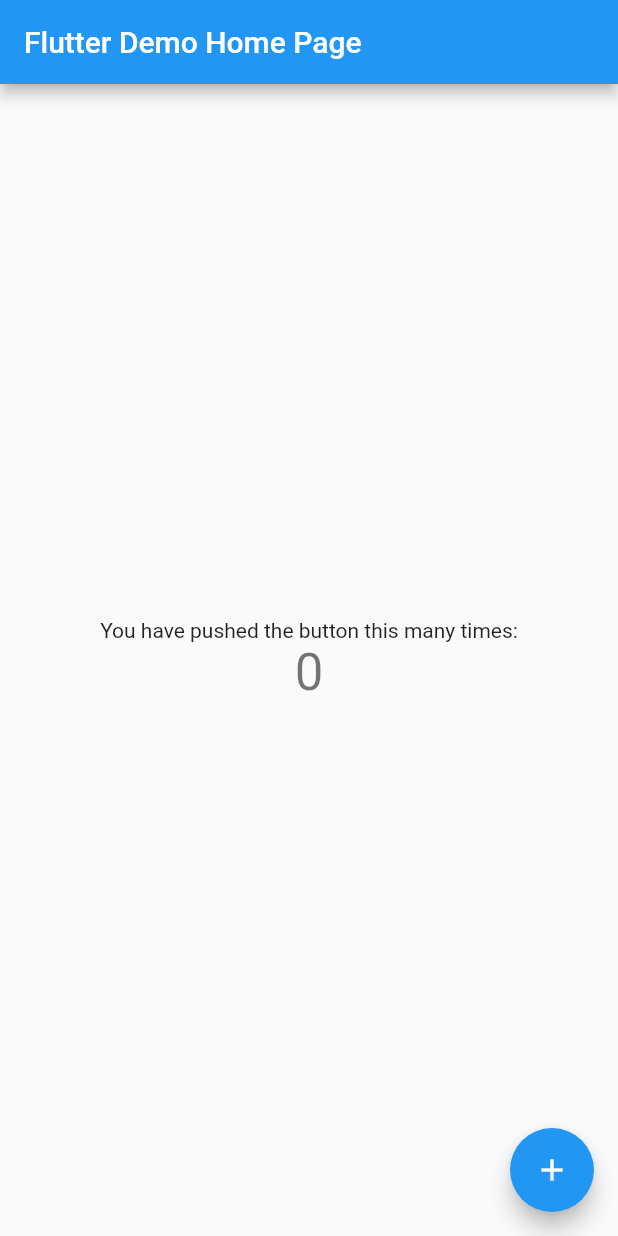
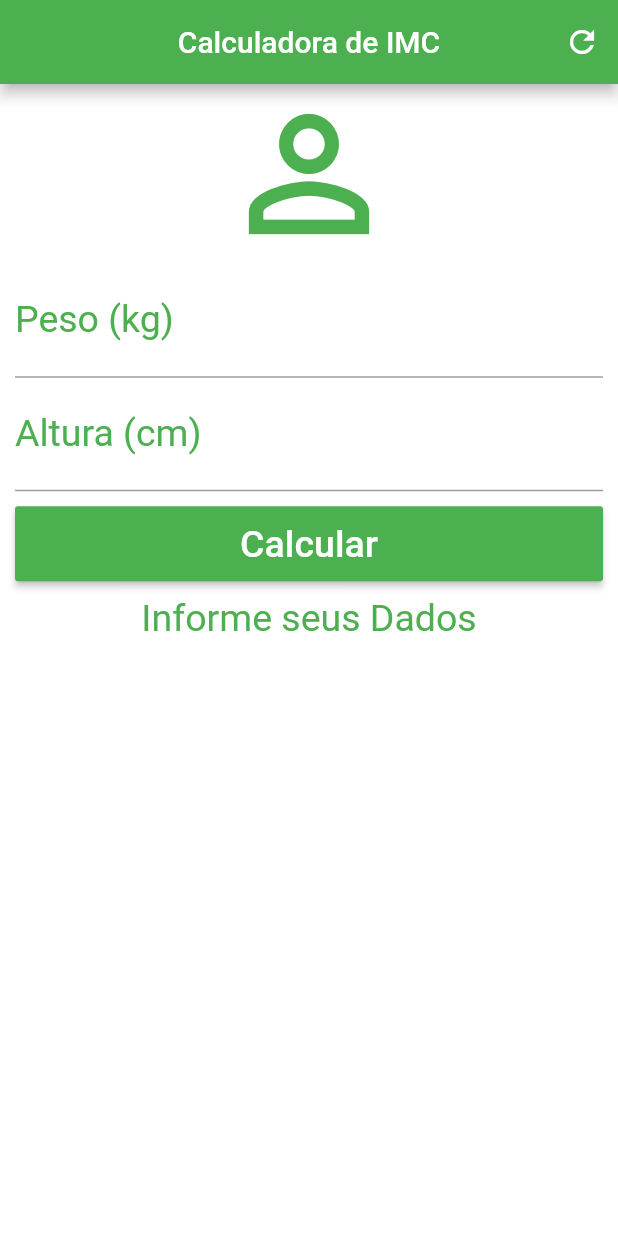
Before and after one commit to ravi2612/calculadora_IMC, a Flutter app: the screen it shows after launch, on a phone screen of 412 x 824 dp. Run offline on Flutter 3.47's test engine with Material 2 defaults, Android fonts, the phone set to English and light mode, and no system bars.

```diff
--- a/lib/main.dart
+++ b/lib/main.dart
@@ -1,117 +1,138 @@
+import 'package:flutter/cupertino.dart';
 import 'package:flutter/material.dart';
+import 'package:flutter/services.dart';
 
 void main() {
-  runApp(MyApp());
+  runApp(MaterialApp(
+    home: Home(),
+  ));
 }
 
-class MyApp extends StatelessWidget {
-  // This widget is the root of your application.
+class Home extends StatefulWidget {
   @override
-  Widget build(BuildContext context) {
-    return MaterialApp(
-      title: 'Flutter Demo',
-      theme: ThemeData(
-        // This is the theme of your application.
-        //
-        // Try running your application with "flutter run". You'll see the
-        // application has a blue toolbar. Then, without quitting the app, try
-        // changing the primarySwatch below to Colors.green and then invoke
-        // "hot reload" (press "r" in the console where you ran "flutter run",
-        // or simply save your changes to "hot reload" in a Flutter IDE).
-        // Notice that the counter didn't reset back to zero; the application
-        // is not restarted.
-        primarySwatch: Colors.blue,
-        // This makes the visual density adapt to the platform that you run
-        // the app on. For desktop platforms, the controls will be smaller and
-        // closer together (more dense) than on mobile platforms.
-        visualDensity: VisualDensity.adaptivePlatformDensity,
-      ),
-      home: MyHomePage(title: 'Flutter Demo Home Page'),
-    );
+  _HomeState createState() => _HomeState();
+}
+class _HomeState extends State<Home> {
+
+  TextEditingController weightController = TextEditingController();
+  TextEditingController heightController = TextEditingController();
+
+  GlobalKey<FormState> _formKey = GlobalKey<FormState>();
+
+  String _infoText = 'Informe seus Dados';
+
+  void _resetFields(){
+    weightController.text = '';
+    heightController.text = '';
+    setState(() {
+      _infoText = 'Informe seus Dados !';
+      _formKey = GlobalKey<FormState>();
+    });
   }
-}
 
-class MyHomePage extends StatefulWidget {
-  MyHomePage({Key key, this.title}) : super(key: key);
+  void _calculate(){
+    setState(() {
+      double weight = double.parse(weightController.text);
+    double height = double.parse(heightController.text) / 100;
+    double imc = weight / (height * height);
+    if( imc < 18.6){
+      _infoText = 'Abaixo do Peso (${imc.toStringAsPrecision(3)})';
+    }else if(imc >= 18.6 && imc < 24.9){
+      _infoText = 'Peso Ideal (${imc.toStringAsPrecision(3)})';
+    }else if (imc >= 24.9 && imc < 24.9){
+      _infoText = 'Levemente Acima do Peso (${imc.toStringAsPrecision(3)})';
+    }else if(imc >= 29.9 && imc < 34.9){
+      _infoText = 'Obesidade Grau I (${imc.toStringAsPrecision(3)})';
+    }else if(imc >= 34.9 && imc < 39.9){
+      _infoText = 'Obesidade Grau II (${imc.toStringAsPrecision(3)})';
+    }else if(imc >= 40){
+      _infoText = 'Obesidade Grau III (${imc.toStringAsPrecision(3)})';
+    }
+  });
 
-  // This widget is the home page of your application. It is stateful, meaning
-  // that it has a State object (defined below) that contains fields that affect
-  // how it looks.
-
-  // This class is the configuration for the state. It holds the values (in this
-  // case the title) provided by the parent (in this case the App widget) and
-  // used by the build method of the State. Fields in a Widget subclass are
-  // always marked "final".
-
-  final String title;
-
-  @override
-  _MyHomePageState createState() => _MyHomePageState();
-}
-
-class _MyHomePageState extends State<MyHomePage> {
-  int _counter = 0;
-
-  void _incrementCounter() {
-    setState(() {
-      // This call to setState tells the Flutter framework that something has
-      // changed in this State, which causes it to rerun the build method below
-      // so that the display can reflect the updated values. If we changed
-      // _counter without calling setState(), then the build method would not be
-      // called again, and so nothing would appear to happen.
-      _counter++;
-    });
   }
 
   @override
   Widget build(BuildContext context) {
-    // This method is rerun every time setState is called, for instance as done
-    // by the _incrementCounter method above.
-    //
-    // The Flutter framework has been optimized to make rerunning build methods
-    // fast, so that you can just rebuild anything that needs updating rather
-    // than having to individually change instances of widgets.
+
     return Scaffold(
       appBar: AppBar(
-        // Here we take the value from the MyHomePage object that was created by
-        // the App.build method, and use it to set our appbar title.
-        title: Text(widget.title),
+        title: Text('Calculadora de IMC'),
+        centerTitle: true,
+        backgroundColor: Colors.green,
+        actions: [
+          IconButton(
+            icon: Icon(Icons.refresh),
+            onPressed: _resetFields,
+          ),
+        ],
       ),
-      body: Center(
-        // Center is a layout widget. It takes a single child and positions it
-        // in the middle of the parent.
-        child: Column(
-          // Column is also a layout widget. It takes a list of children and
-          // arranges them vertically. By default, it sizes itself to fit its
-          // children horizontally, and tries to be as tall as its parent.
-          //
-          // Invoke "debug painting" (press "p" in the console, choose the
-          // "Toggle Debug Paint" action from the Flutter Inspector in Android
-          // Studio, or the "Toggle Debug Paint" command in Visual Studio Code)
-          // to see the wireframe for each widget.
-          //
-          // Column has various properties to control how it sizes itself and
-          // how it positions its children. Here we use mainAxisAlignment to
-          // center the children vertically; the main axis here is the vertical
-          // axis because Columns are vertical (the cross axis would be
-          // horizontal).
-          mainAxisAlignment: MainAxisAlignment.center,
-          children: <Widget>[
-            Text(
-              'You have pushed the button this many times:',
+      backgroundColor: Colors.white,
+      body: SingleChildScrollView(
+        padding: EdgeInsets.fromLTRB(10.0, 0.0, 10.0, 0.0),
+        child: Form(
+          key: _formKey,
+          child:Column(
+        crossAxisAlignment: CrossAxisAlignment.stretch,
+        children: [
+          Icon(Icons.person_outline, size: 120, color: Colors.green),
+          TextFormField(keyboardType: TextInputType.number,
+          decoration: InputDecoration(
+            labelText: 'Peso (kg)',
+            labelStyle: TextStyle(color: Colors.green),
+          ),
+          textAlign: TextAlign.center,
+          style: TextStyle(color: Colors.green, fontSize: 25.0),
+          controller: weightController,
+          validator: (value) {
+              if(value.isEmpty){
+                return 'Insira seu Peso !';
+              }
+            },
+          ),
+          TextFormField(keyboardType: TextInputType.number,
+          decoration: InputDecoration(
+            labelText: 'Altura (cm)',
+            labelStyle: TextStyle(color: Colors.green),
+          ),
+          textAlign: TextAlign.center,
+          style: TextStyle(color: Colors.green, fontSize: 25.0),
+          controller: heightController,
+          validator: (value) {
+              if(value.isEmpty){
+                 return 'Insira sua Altura';
+              }
+            },
+          ),
+            Padding(
+              padding: EdgeInsets.only(top:10.0, bottom: 10.0 ),
+            child: Container(
+              height: 50.0,
+              child: RaisedButton(onPressed: (){
+                if (_formKey.currentState.validate()){
+                  _calculate();
+                }
+              },
+            child: Text('Calcular',
+            style: TextStyle(
+            color: Colors.white,
+            fontSize: 25.0),),
+            color: Colors.green,
             ),
-            Text(
-              '$_counter',
-              style: Theme.of(context).textTheme.headline4,
-            ),
-          ],
+
+          ),
         ),
+          Text(
+          _infoText,
+          textAlign: TextAlign.center,
+          style: TextStyle(color: Colors.green, fontSize: 25.0),
+
+          ),
+        ],
       ),
-      floatingActionButton: FloatingActionButton(
-        onPressed: _incrementCounter,
-        tooltip: 'Increment',
-        child: Icon(Icons.add),
-      ), // This trailing comma makes auto-formatting nicer for build methods.
+    ),
+    ),
+
     );
   }
 }
```
Also changed, not shown: 1 other file.
